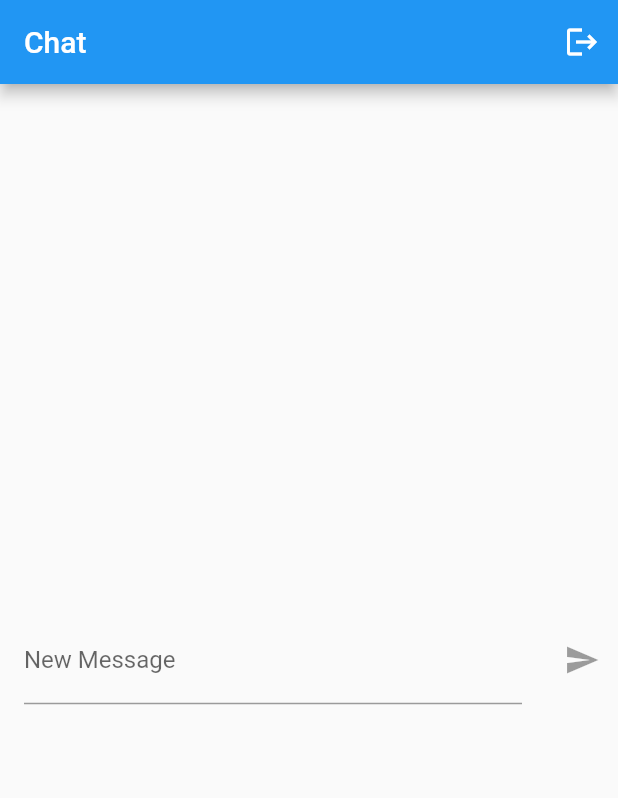
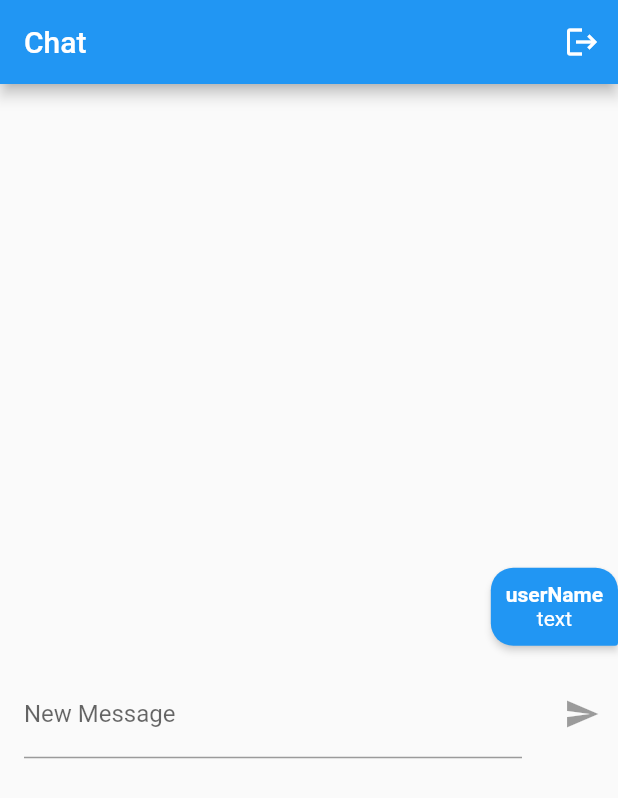
Before and after one commit to gaeun23/flutter-practice, a Flutter app: the screen it shows once a user with an empty profile is signed in, on a phone screen of 412 x 824 dp. Shown: the top 798 px of the screen. Run offline on Flutter 3.47's test engine with Material 2 defaults, Android fonts, the phone set to English and light mode, and no system bars; drawn by our look-alikes of flutter_chat_bubble; our stand-ins replace cloud_firestore, firebase_auth, firebase_core, modal_progress_hud_nsn; accounts and stored records are empty.

Commit message:
week11-chat bubble package 추가, bubble element widget 생성

```diff
--- a/lib/ChatPage.dart
+++ b/lib/ChatPage.dart
@@ -1,6 +1,9 @@
 import 'package:flutter/material.dart';
 import 'package:firebase_auth/firebase_auth.dart';
 import 'package:cloud_firestore/cloud_firestore.dart';
+import 'package:flutter_chat_bubble/bubble_type.dart';
+import 'package:flutter_chat_bubble/chat_bubble.dart';
+import 'package:flutter_chat_bubble/clippers/chat_bubble_clipper_5.dart';
 
 class ChatPage extends StatefulWidget {
   const ChatPage({Key? key}) : super(key: key);
@@ -49,7 +52,10 @@ class _ChatPageState extends State<ChatPage> {
       body: Center(
         child: Column(
           mainAxisAlignment: MainAxisAlignment.center,
-          children: const [NewMessage()],
+          children: const [
+            BubbleElement(isMe: true, text: "text", userName: "userName"),
+            NewMessage(),
+          ],
         ),
       ),
     );
@@ -107,3 +113,69 @@ class _NewMessageState extends State<NewMessage> {
     );
   }
 }
+
+class BubbleElement extends StatelessWidget {
+  const BubbleElement(
+      {Key? key,
+      required this.isMe,
+      required this.text,
+      required this.userName})
+      : super(key: key);
+  final bool isMe;
+  final String text;
+  final String userName;
+
+  @override
+  Widget build(BuildContext context) {
+    if (isMe) {
+      return ChatBubble(
+        clipper: ChatBubbleClipper5(type: BubbleType.sendBubble),
+        alignment: Alignment.topRight,
+        margin: const EdgeInsets.only(top: 20),
+        backGroundColor: Colors.blue,
+        child: Container(
+          constraints: BoxConstraints(
+            maxWidth: MediaQuery.of(context).size.width * 0.7,
+          ),
+          child: Column(
+            children: [
+              Text(
+                userName,
+                style: const TextStyle(
+                    color: Colors.white, fontWeight: FontWeight.bold),
+              ),
+              Text(
+                text,
+                style: const TextStyle(color: Colors.white),
+              ),
+            ],
+          ),
+        ),
+      );
+    } else {
+      return ChatBubble(
+        clipper: ChatBubbleClipper5(type: BubbleType.receiverBubble),
+        backGroundColor: const Color(0xffE7E7ED),
+        margin: const EdgeInsets.only(top: 20),
+        child: Container(
+          constraints: BoxConstraints(
+            maxWidth: MediaQuery.of(context).size.width * 0.7,
+          ),
+          child: Column(
+            children: [
+              Text(
+                userName,
+                style: const TextStyle(
+                    color: Colors.black, fontWeight: FontWeight.bold),
+              ),
+              Text(
+                text,
+                style: const TextStyle(color: Colors.black),
+              ),
+            ],
+          ),
+        ),
+      );
+    }
+  }
+}
--- a/pubspec.yaml
+++ b/pubspec.yaml
@@ -40,6 +40,7 @@ dependencies:
   firebase_auth: ^4.1.1
   modal_progress_hud_nsn: ^0.3.0
   cloud_firestore: ^4.0.5
+  flutter_chat_bubble: ^2.0.0
 
 dev_dependencies:
   flutter_test:
```
Also changed, not shown: pubspec.lock.
